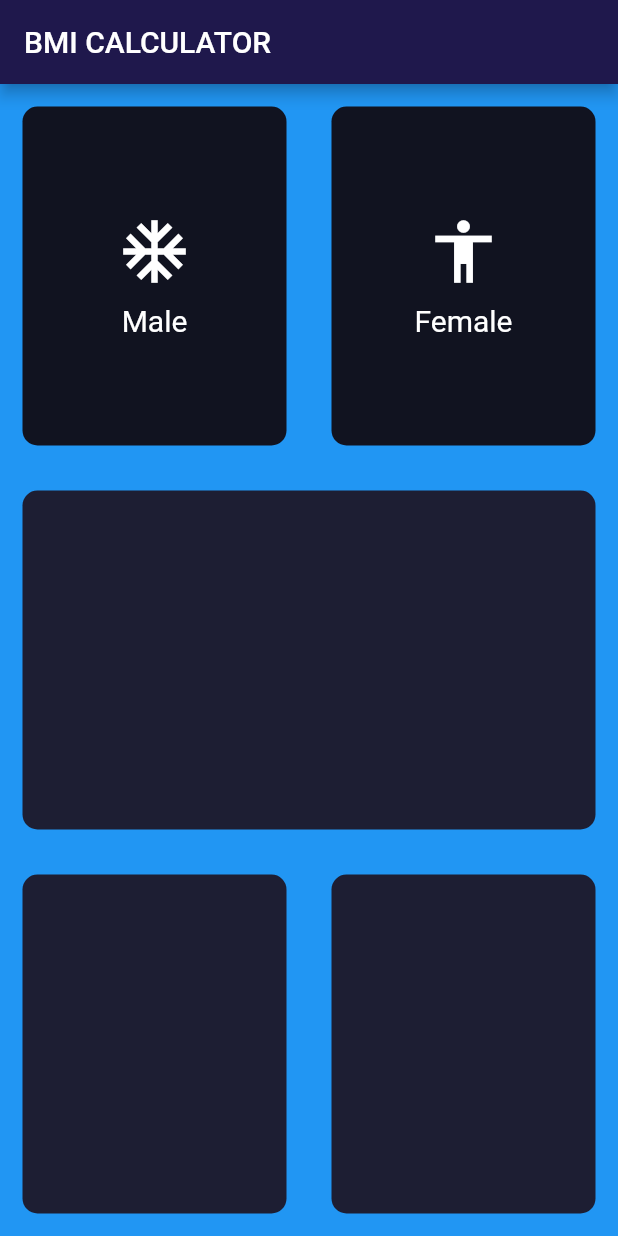
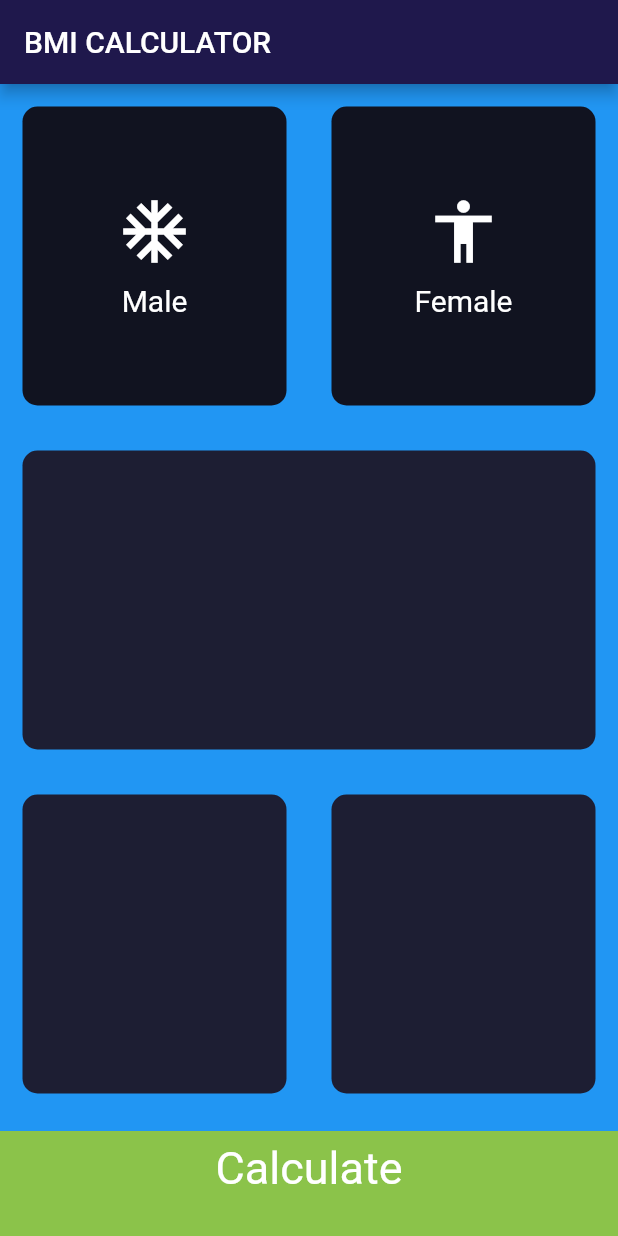
Before and after one commit to abdullahwale/bmi_pratic_for_london, a Flutter app: the screen it shows after launch, on a phone screen of 412 x 824 dp. Run offline on Flutter 3.47's test engine with Material 2 defaults, Android fonts, the phone set to English and light mode, and no system bars.

Commit message:
I have changed now Gesture Detector from input_page.dart to reUseableCardWidgets.dart

```diff
--- a/lib/input_page.dart
+++ b/lib/input_page.dart
@@ -17,6 +17,7 @@ class InputPage extends StatefulWidget {
 
 class _InputPageState extends State<InputPage> {
   Gender selectedGender;
+
   // Color maleColor = inactiveColor;
   // Color femaleColor = inactiveColor;
 //1 for male and 2 for female
@@ -51,15 +52,12 @@ class _InputPageState extends State<InputPage> {
             child: Row(
               children: [
                 Expanded(
-                  child: GestureDetector(
-                    onTap: () {
+                  child: ReuseableContainer(
+                    onPress: () {
                       setState(() {
                         selectedGender = Gender.male;
-                        //upDateColor(Gender.male);
                       });
-                      // print("Male Card Cliked");
                     },
-                    child: ReuseableContainer(
                     colorr: selectedGender == Gender.male
                         ? activeColor
                         : inactiveColor,
@@ -69,23 +67,19 @@ class _InputPageState extends State<InputPage> {
                     ),
                   ),
                 ),
-                ),
                 Expanded(
-                  child: GestureDetector(
-                    onTap: () {
+                  child: ReuseableContainer(
+                    onPress: () {
                       setState(() {
                         selectedGender = Gender.female;
-                        // upDateColor(Gender.female);
                       });
                     },
-                    child: ReuseableContainer(
                     colorr: selectedGender == Gender.female
                         ? activeColor
                         : inactiveColor,
                     cardWidget: iconColumn(
                       icon: Icons.accessibility,
                       label: "Female",
-                      ),
                     ),
                   ),
                 ),
@@ -103,6 +97,21 @@ class _InputPageState extends State<InputPage> {
               ],
             ),
           ),
+          Container(
+            margin: EdgeInsets.only(top: 10.0),
+            padding: EdgeInsets.only(bottom: 20.0),
+            width: double.infinity,
+            height: 70.0,
+            color: Colors.lightGreen,
+            child: Center(
+              child: Text(
+                "Calculate",
+                style: TextStyle(
+                  fontSize: 30.0,
+                ),
+              ),
+            ),
+          ),
         ],
       ),
     );
--- a/lib/reUseableCardWidgets.dart
+++ b/lib/reUseableCardWidgets.dart
@@ -3,15 +3,19 @@ import 'package:flutter/material.dart';
 class ReuseableContainer extends StatelessWidget {
   final Color colorr; //Color(0xFF1D1E33),
   final Widget cardWidget;
-  ReuseableContainer({@required this.colorr, this.cardWidget});
+  final Function onPress;
+  ReuseableContainer({@required this.colorr, this.cardWidget, this.onPress});
   @override
   Widget build(BuildContext context) {
-    return Container(
-      child: cardWidget,
-      margin: EdgeInsets.all(15.0),
-      decoration: BoxDecoration(
-        color: colorr,
-        borderRadius: BorderRadius.circular(10.0),
+    return GestureDetector(
+      onTap: onPress,
+      child: Container(
+        child: cardWidget,
+        margin: EdgeInsets.all(15.0),
+        decoration: BoxDecoration(
+          color: colorr,
+          borderRadius: BorderRadius.circular(10.0),
+        ),
       ),
     );
   }
```
Also changed, not shown: lib/Extra Code in Comments.dart (+47 -1 lines). Lines whose indentation alone changed are shown as unchanged.
